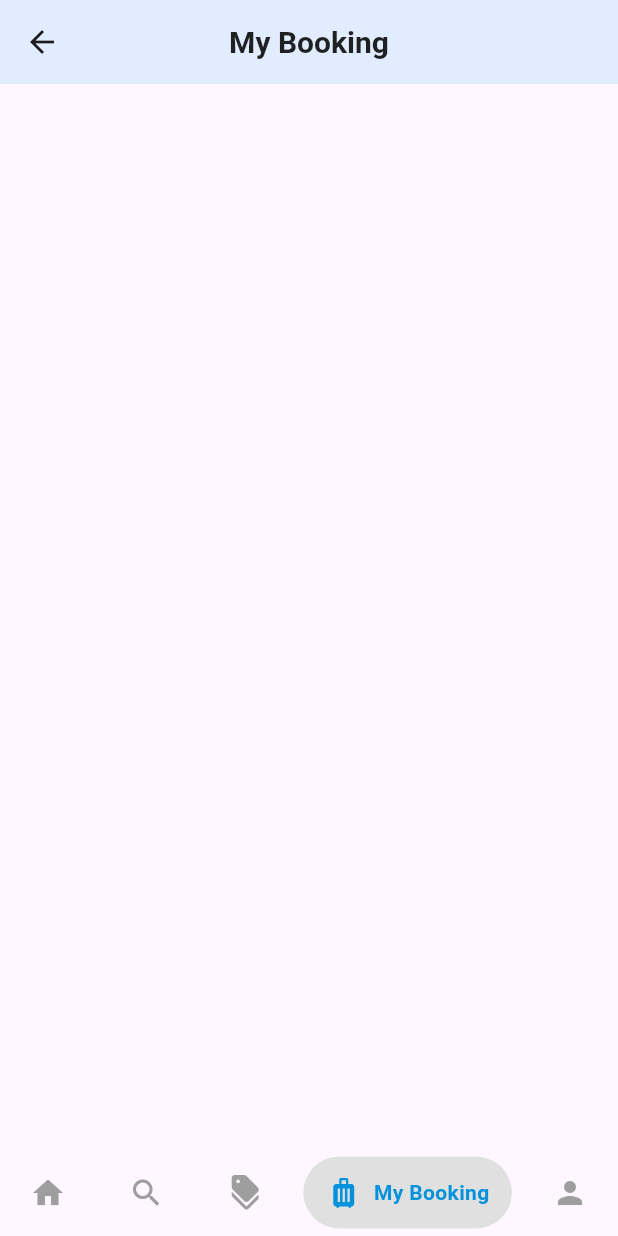
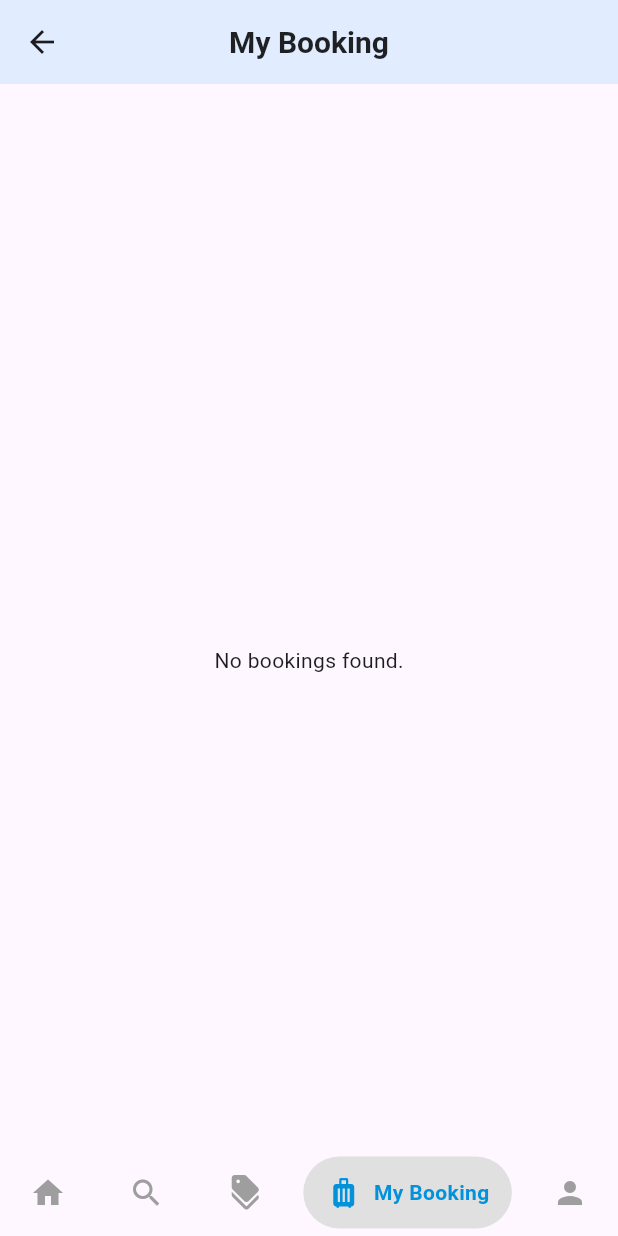
Before and after one commit to Lanahamed1/Tickets-Booking-Agency, a Flutter app: the Mainpage screen opened directly, item 4 of the bottom bar chosen, on a phone screen of 412 x 824 dp. Run offline on Flutter 3.47's test engine with Material 3 defaults, Android fonts, the phone set to English and light mode, and no system bars; drawn by our look-alikes of google_nav_bar; our stand-ins replace flutter_rating_bar, get; missing offline and left inert: date_format_field.

Commit message:
new update

```diff
--- a/lib/navigationbar/Main_page.dart
+++ b/lib/navigationbar/Main_page.dart
@@ -1,4 +1,3 @@
-//import 'package:app/appstyle.dart';
 import 'package:flutter/material.dart';
 import 'package:flutter_tickets_booking_agency/Navigationbar/My_Booking/my_booking.dart';
 import 'package:flutter_tickets_booking_agency/Navigationbar/explore/explorepage.dart';
@@ -6,6 +5,8 @@ import 'package:flutter_tickets_booking_agency/Navigationbar/home/homepage.dart'
 import 'package:flutter_tickets_booking_agency/Navigationbar/offer/offer_page.dart';
 import 'Profile.dart';
 import 'package:google_nav_bar/google_nav_bar.dart';
+import 'package:get/get.dart';
+import 'package:flutter_tickets_booking_agency/Navigationbar/My_Booking/my_booking_controller.dart';
 
 class Mainpage extends StatefulWidget {
   Mainpage({super.key});
@@ -14,6 +15,7 @@ class Mainpage extends StatefulWidget {
 }
 
 class _Mainpage extends State<Mainpage> {
+  final FlightController flightController = FlightController();
   List pages = [
     Homepage(),
     explorepage(),
--- a/lib/navigationbar/My_Booking/my_booking.dart
+++ b/lib/navigationbar/My_Booking/my_booking.dart
@@ -25,15 +25,20 @@ class Booking extends GetView<FlightController> {
             style: Styles.headLineStyle23,
           ),
         ),
-      body: Obx(
-        () => ListView.builder(
+        body: Obx(() {
+          if (controller.flights.isEmpty) {
+            return Center(child: Text('No bookings found.'));
+          } else {
+            return ListView.builder(
               itemCount: controller.flights.length,
               itemBuilder: (context, index) {
                 Bookedflights flight = controller.flights[index];
-            return BookingCard(flight: flight);
+                // Build UI for each flight item
+                // Example: return FlightItemWidget(flight: flight);
+                return Container(); // Replace Container() with your UI widget
               },
-        ),
-      ),
             );
           }
+        }));
   }
+}
```
Also changed, not shown: lib/navigationbar/My_Booking/my_booking_controller.dart (+12 -57 lines). Lines whose indentation alone changed are shown as unchanged.
